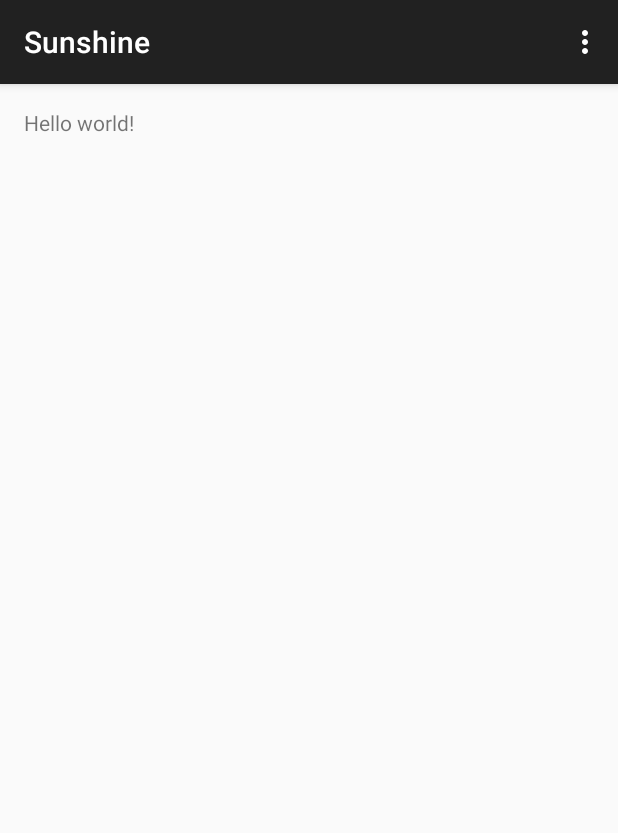
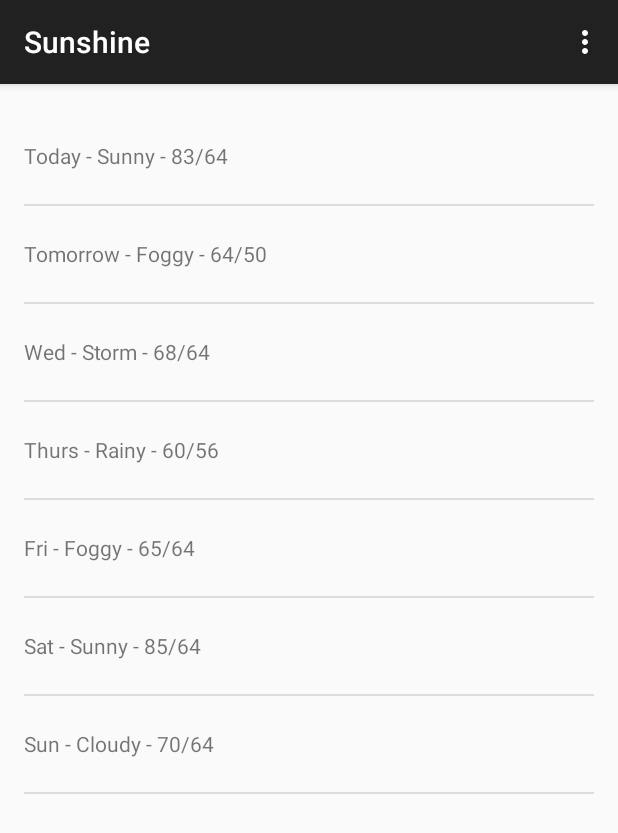
Before and after one commit to priyankvex/Sunshine, an Android app: the screen it shows after launch (MainActivity), on a phone screen of 412 x 824 dp. Shown: the top 833 px of the screen. Run offline under Robolectric (Android 15) with nearby library versions, the phone set to English and light mode, and no system bars.

Commit message:
Added a list view populated by mock data via an adapter.

```diff
--- a/app/src/main/java/com/example/priyank/sunshine/MainActivity.java
+++ b/app/src/main/java/com/example/priyank/sunshine/MainActivity.java
@@ -1,15 +1,17 @@
 package com.example.priyank.sunshine;
 
+import android.os.Bundle;
+import android.support.v4.app.Fragment;
 import android.support.v7.app.ActionBarActivity;
-import android.support.v7.app.ActionBar;
-import android.support.v4.app.Fragment;
-import android.os.Bundle;
 import android.view.LayoutInflater;
 import android.view.Menu;
 import android.view.MenuItem;
 import android.view.View;
 import android.view.ViewGroup;
-import android.os.Build;
+import android.widget.ArrayAdapter;
+import android.widget.ListView;
+
+import java.util.ArrayList;
 
 
 public class MainActivity extends ActionBarActivity {
@@ -60,6 +62,26 @@ public class MainActivity extends ActionBarActivity {
         public View onCreateView(LayoutInflater inflater, ViewGroup container,
                                  Bundle savedInstanceState) {
             View rootView = inflater.inflate(R.layout.fragment_main, container, false);
+
+            //Time to create some fake data to populate the listView!
+            ArrayList<String> forecast =new ArrayList<String>();
+            forecast.add("Today - Sunny - 83/64");
+            forecast.add("Tomorrow - Foggy - 64/50");
+            forecast.add("Wed - Storm - 68/64");
+            forecast.add("Thurs - Rainy - 60/56");
+            forecast.add("Fri - Foggy - 65/64");
+            forecast.add("Sat - Sunny - 85/64");
+            forecast.add("Sun - Cloudy - 70/64");
+
+            //Creating Adapter for the listView
+            ArrayAdapter<String> adapter = new ArrayAdapter<String>(getActivity(), R.layout.list_item_forecast, R.id.list_item_forecast_textview, forecast);
+
+            //Creating reference to the listView Forecaste
+            ListView listViewForecast = (ListView) rootView.findViewById(R.id.listview_forecast);
+
+            //setting the adapter to the listView
+            listViewForecast.setAdapter(adapter);
+
             return rootView;
         }
     }
--- a/app/src/main/res/layout/fragment_main.xml
+++ b/app/src/main/res/layout/fragment_main.xml
@@ -1,4 +1,4 @@
-<RelativeLayout xmlns:android="http://schemas.android.com/apk/res/android"
+<FrameLayout xmlns:android="http://schemas.android.com/apk/res/android"
     xmlns:tools="http://schemas.android.com/tools" android:layout_width="match_parent"
     android:layout_height="match_parent" android:paddingLeft="@dimen/activity_horizontal_margin"
     android:paddingRight="@dimen/activity_horizontal_margin"
@@ -6,7 +6,9 @@
     android:paddingBottom="@dimen/activity_vertical_margin"
     tools:context=".MainActivity$PlaceholderFragment">
 
-    <TextView android:text="@string/hello_world" android:layout_width="wrap_content"
-        android:layout_height="wrap_content" />
-
-</RelativeLayout>
+    <ListView
+        android:layout_width="match_parent"
+        android:layout_height="match_parent"
+        android:id="@+id/listview_forecast"
+        />
+</FrameLayout>
--- /dev/null
+++ b/app/src/main/res/layout/list_item_forecast.xml
@@ -0,0 +1,11 @@
+<?xml version="1.0" encoding="utf-8"?>
+<TextView xmlns:android="http://schemas.android.com/apk/res/android"
+    android:layout_width="match_parent"
+    android:layout_height="wrap_content"
+    android:minHeight="?android:attr/listPreferredItemHeight"
+    android:text="Today - Sunny - 83/64"
+    android:gravity="center_vertical"
+    android:id="@+id/list_item_forecast_textview"
+    >
+
+</TextView>
```
Also changed, not shown: 25 other files.
